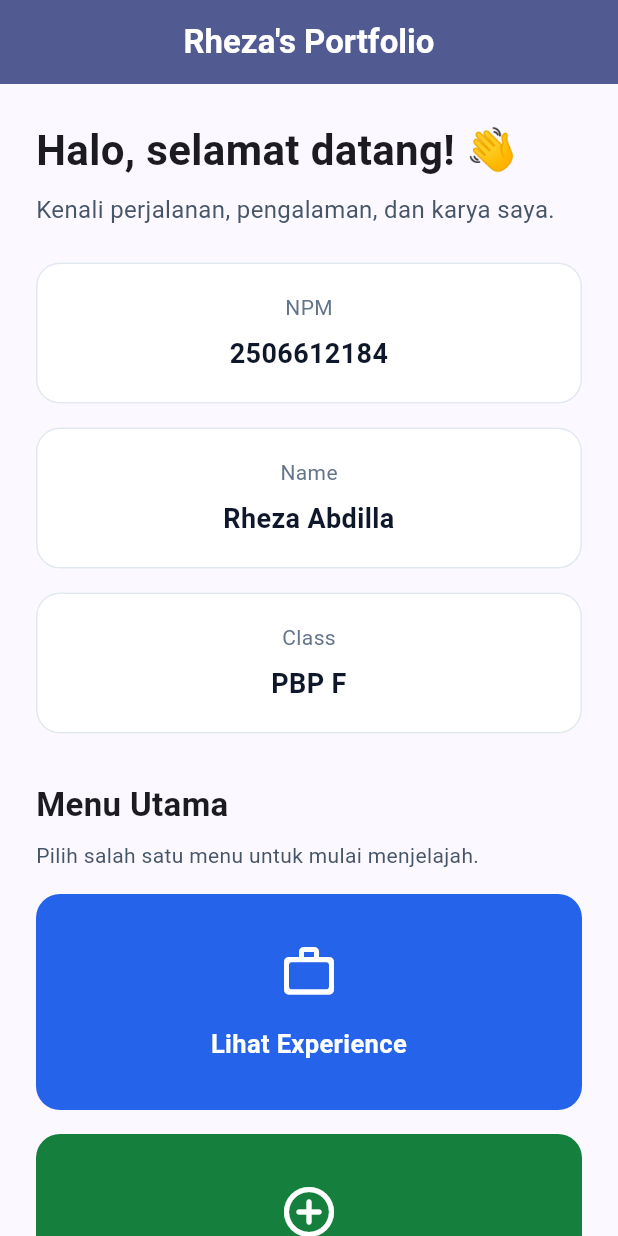
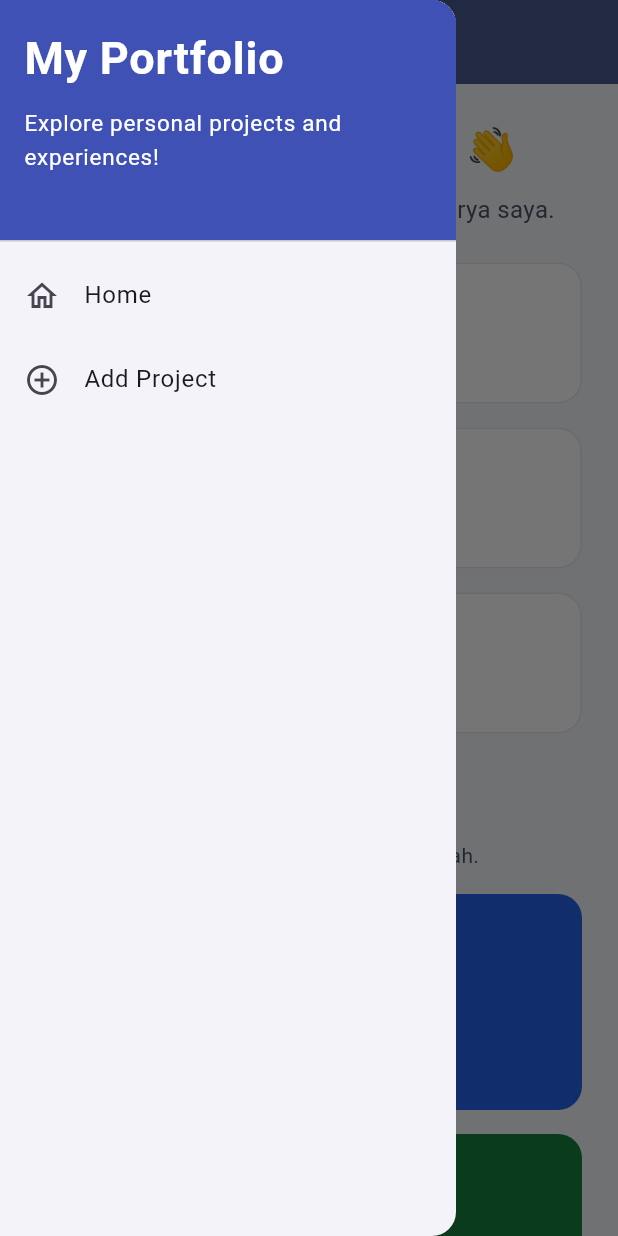
Before and after one commit to reeejaaaaaa/myportofolio_mobile, a Flutter app: the screen it shows after launch, with the side drawer open (before the commit the screen has no drawer), on a phone screen of 412 x 824 dp. Run offline on Flutter 3.47's test engine with Material 3 defaults, Android fonts, the phone set to English and light mode, and no system bars.

Commit message:
Tutorial 9

```diff
--- a/lib/main.dart
+++ b/lib/main.dart
@@ -1,5 +1,5 @@
 import 'package:flutter/material.dart';
-import 'package:myportofolio_mobile/menu.dart';
+import 'package:myportofolio_mobile/screens/menu.dart';
 
 void main() {
   runApp(const MyApp());
@@ -11,15 +11,14 @@ class MyApp extends StatelessWidget {
   @override
   Widget build(BuildContext context) {
     return MaterialApp(
-      title: 'MyPortfolio',
+      title: "Rheza's Portfolio",
+      debugShowCheckedModeBanner: false,
       theme: ThemeData(
-        colorScheme: ColorScheme.fromSeed(
-          seedColor: Colors.indigo,
-          secondary: Colors.amber[700],
-        ),
         useMaterial3: true,
+        colorScheme: ColorScheme.fromSeed(seedColor: const Color(0xFF2563EB)),
+        scaffoldBackgroundColor: const Color(0xFFF5F7FB),
       ),
-      home: MyHomePage(),
+      home: const MyHomePage(),
     );
   }
 }
--- a/lib/menu.dart
+++ b/lib/screens/menu.dart
@@ -1,4 +1,6 @@
 import 'package:flutter/material.dart';
+import 'package:myportofolio_mobile/widgets/left_drawer.dart';
+import 'package:myportofolio_mobile/widgets/project_card.dart';
 
 class ItemHomepage {
   final String name;
@@ -16,13 +18,9 @@ class MyHomePage extends StatelessWidget {
   static const String kelas = 'PBP F';
 
   static const List<ItemHomepage> items = [
+    ItemHomepage('Lihat Proyek', Icons.work_outline_rounded, Color(0xFF2563EB)),
     ItemHomepage(
-      'Lihat Experience',
-      Icons.work_outline_rounded,
-      Color(0xFF2563EB),
-    ),
-    ItemHomepage(
-      'Tambah Experience',
+      'Tambah Proyek',
       Icons.add_circle_outline_rounded,
       Color(0xFF15803D),
     ),
@@ -41,6 +39,7 @@ class MyHomePage extends StatelessWidget {
         backgroundColor: Theme.of(context).colorScheme.primary,
         foregroundColor: Colors.white,
       ),
+      drawer: const LeftDrawer(),
       body: SingleChildScrollView(
         padding: const EdgeInsets.all(24),
         child: Center(
@@ -177,53 +176,3 @@ class InfoCard extends StatelessWidget {
     );
   }
 }
-
-class ItemCard extends StatelessWidget {
-  final ItemHomepage item;
-
-  const ItemCard(this.item, {super.key});
-
-  @override
-  Widget build(BuildContext context) {
-    return Material(
-      color: item.color,
-      borderRadius: BorderRadius.circular(16),
-      clipBehavior: Clip.antiAlias,
-      child: InkWell(
-        mouseCursor: SystemMouseCursors.click,
-        hoverColor: Colors.white12,
-        splashColor: Colors.white24,
-        onTap: () {
-          ScaffoldMessenger.of(context)
-            ..hideCurrentSnackBar()
-            ..showSnackBar(
-              SnackBar(
-                content: Text('Kamu telah menekan tombol ${item.name}!'),
-                behavior: SnackBarBehavior.floating,
-                duration: const Duration(seconds: 2),
-              ),
-            );
-        },
-        child: Padding(
-          padding: const EdgeInsets.symmetric(horizontal: 20, vertical: 32),
-          child: Column(
-            mainAxisSize: MainAxisSize.min,
-            children: [
-              Icon(item.icon, size: 40, color: Colors.white),
-              const SizedBox(height: 16),
-              Text(
-                item.name,
-                textAlign: TextAlign.center,
-                style: const TextStyle(
-                  fontSize: 17,
-                  fontWeight: FontWeight.bold,
-                  color: Colors.white,
-                ),
-              ),
-            ],
-          ),
-        ),
-      ),
-    );
-  }
-}
--- /dev/null
+++ b/lib/widgets/left_drawer.dart
@@ -0,0 +1,62 @@
+import 'package:flutter/material.dart';
+import 'package:myportofolio_mobile/screens/menu.dart';
+import 'package:myportofolio_mobile/screens/project_form.dart';
+
+class LeftDrawer extends StatelessWidget {
+  const LeftDrawer({super.key});
+
+  @override
+  Widget build(BuildContext context) {
+    return Drawer(
+      child: ListView(
+        children: [
+          const DrawerHeader(
+            decoration: BoxDecoration(color: Colors.indigo),
+            child: Column(
+              crossAxisAlignment: CrossAxisAlignment.start,
+              children: [
+                Text(
+                  'My Portfolio',
+                  style: TextStyle(
+                    fontSize: 30,
+                    fontWeight: FontWeight.bold,
+                    color: Colors.white,
+                  ),
+                ),
+                SizedBox(height: 10),
+                Text(
+                  'Explore personal projects and experiences!',
+                  style: TextStyle(fontSize: 15, color: Colors.white),
+                ),
+              ],
+            ),
+          ),
+          // TODO: Bagian routing
+          ListTile(
+            leading: const Icon(Icons.home_outlined),
+            title: const Text('Home'),
+            // Navigasi ke halaman utama portofolio
+            onTap: () {
+              Navigator.pushReplacement(
+                context,
+                MaterialPageRoute(builder: (context) => MyHomePage()),
+              );
+            },
+          ),
+          ListTile(
+            leading: const Icon(Icons.add_circle_outline),
+            title: const Text('Add Project'),
+            onTap: () {
+              Navigator.push(
+                context,
+                MaterialPageRoute(
+                  builder: (context) => const ProjectFormPage(),
+                ),
+              );
+            },
+          ),
+        ],
+      ),
+    );
+  }
+}
--- /dev/null
+++ b/lib/widgets/project_card.dart
@@ -0,0 +1,61 @@
+import 'package:flutter/material.dart';
+import 'package:myportofolio_mobile/screens/menu.dart';
+import 'package:myportofolio_mobile/screens/project_form.dart';
+
+class ItemCard extends StatelessWidget {
+  final ItemHomepage item;
+
+  const ItemCard(this.item, {super.key});
+
+  @override
+  Widget build(BuildContext context) {
+    return Material(
+      color: item.color,
+      borderRadius: BorderRadius.circular(16),
+      clipBehavior: Clip.antiAlias,
+      child: InkWell(
+        mouseCursor: SystemMouseCursors.click,
+        hoverColor: Colors.white12,
+        splashColor: Colors.white24,
+        onTap: () {
+          // Memunculkan SnackBar ketika diklik
+          ScaffoldMessenger.of(context)
+            ..hideCurrentSnackBar()
+            ..showSnackBar(
+              SnackBar(
+                content: Text("Kamu telah menekan tombol ${item.name}!"),
+              ),
+            );
+
+          // Navigate ke halaman yang sesuai
+          if (item.name == "Tambah Proyek") {
+            // TODO: Gunakan Navigator.push() untuk melakukan navigasi ke MaterialPageRoute yang mencakup ProjectFormPage
+            Navigator.push(
+              context,
+              MaterialPageRoute(builder: (context) => const ProjectFormPage()),
+            );
+          }
+        },
+        child: Padding(
+          padding: const EdgeInsets.symmetric(horizontal: 20, vertical: 32),
+          child: Column(
+            mainAxisSize: MainAxisSize.min,
+            children: [
+              Icon(item.icon, size: 40, color: Colors.white),
+              const SizedBox(height: 16),
+              Text(
+                item.name,
+                textAlign: TextAlign.center,
+                style: const TextStyle(
+                  fontSize: 17,
+                  fontWeight: FontWeight.bold,
+                  color: Colors.white,
+                ),
+              ),
+            ],
+          ),
+        ),
+      ),
+    );
+  }
+}
--- a/pubspec.yaml
+++ b/pubspec.yaml
@@ -34,6 +34,7 @@ dependencies:
   # The following adds the Cupertino Icons font to your application.
   # Use with the CupertinoIcons class for iOS style icons.
   cupertino_icons: ^1.0.8
+  material_ui: ^1.11.1
 
 dev_dependencies:
   flutter_test:
```
Also changed, not shown: form_sample/analysis_options.yaml (added, +38 -0 lines), form_sample/lib/main.dart (added, +64 -0 lines), form_sample/pubspec.yaml (added, +89 -0 lines), lib/screens/project_form.dart (added, +214 -0 lines), form_sample/pubspec.lock (added), pubspec.lock, 125 other files.
